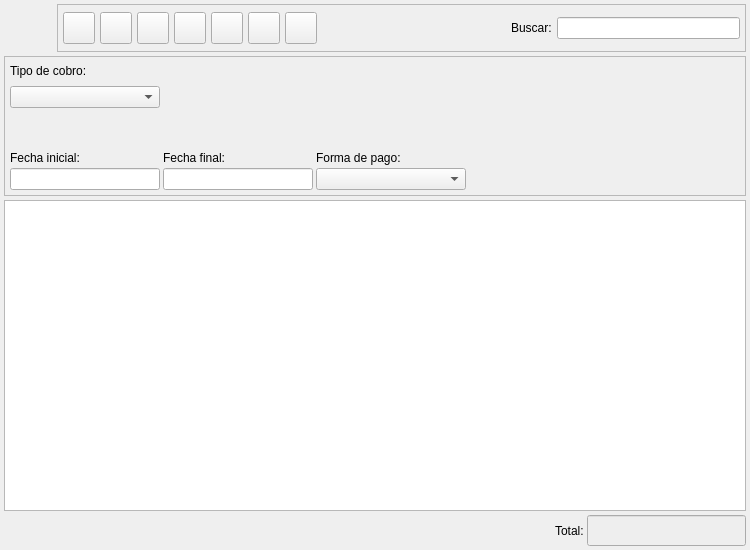
eboladev/Bulmages-1, file bulmages/bulmafact/plugins/pluginbf_clientecobro/cobroslistbase.ui: the form before one commit.
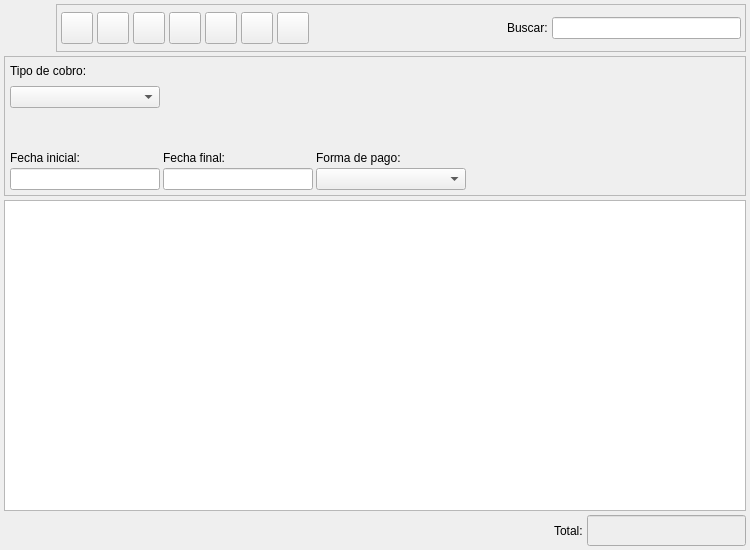
The form after the commit. Icons and pictures are not drawn. Custom widgets are drawn as their Qt base class.

```diff
--- a/bulmages/bulmafact/plugins/pluginbf_clientecobro/cobroslistbase.ui
+++ b/bulmages/bulmafact/plugins/pluginbf_clientecobro/cobroslistbase.ui
@@ -40,7 +40,7 @@
    <item row="4" column="0">
     <layout class="QHBoxLayout">
      <property name="spacing">
-      <number>3</number>
+      <number>4</number>
      </property>
      <property name="margin">
       <number>0</number>
@@ -146,7 +146,7 @@
    <item row="0" column="0">
     <layout class="QHBoxLayout">
      <property name="spacing">
-      <number>5</number>
+      <number>4</number>
      </property>
      <property name="margin">
       <number>0</number>
@@ -186,10 +186,10 @@
        </property>
        <layout class="QHBoxLayout">
         <property name="spacing">
-         <number>5</number>
+         <number>4</number>
         </property>
         <property name="margin">
-         <number>5</number>
+         <number>4</number>
         </property>
         <item>
          <widget class="QToolButton" name="mui_crear">
```
Left out of the diff: 4 changed lines with no effect on the pictures.
